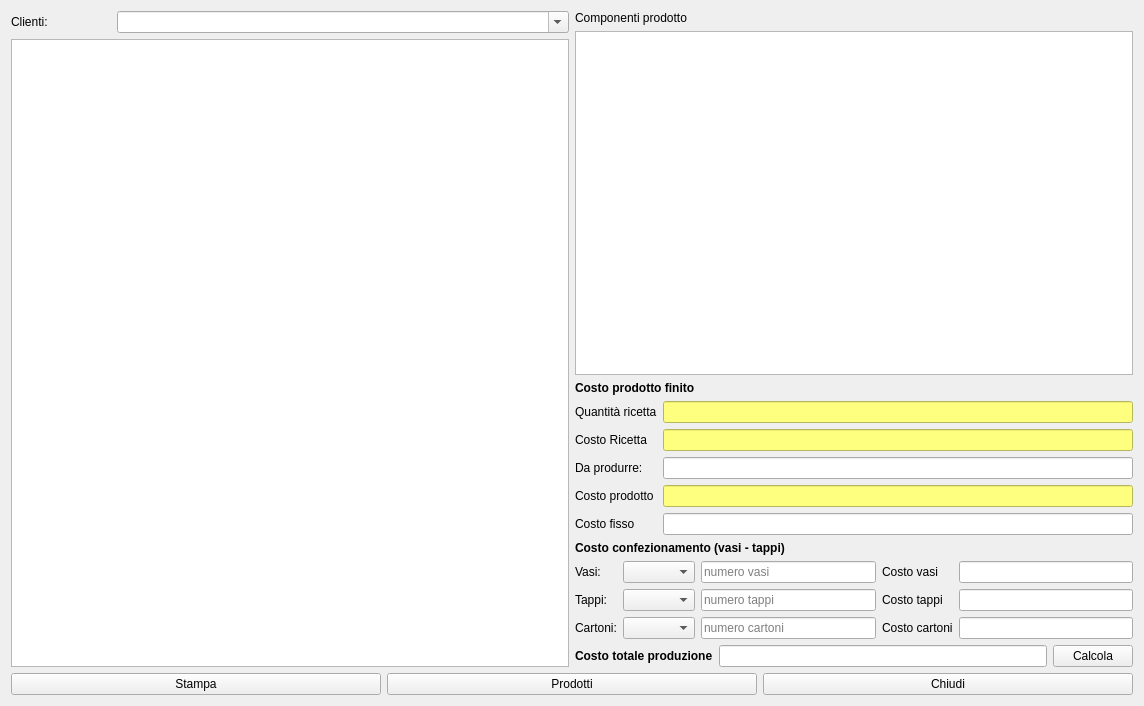
Qt form hcalcost.ui (fblabs/hamlet-mod-sancon) before a commit.
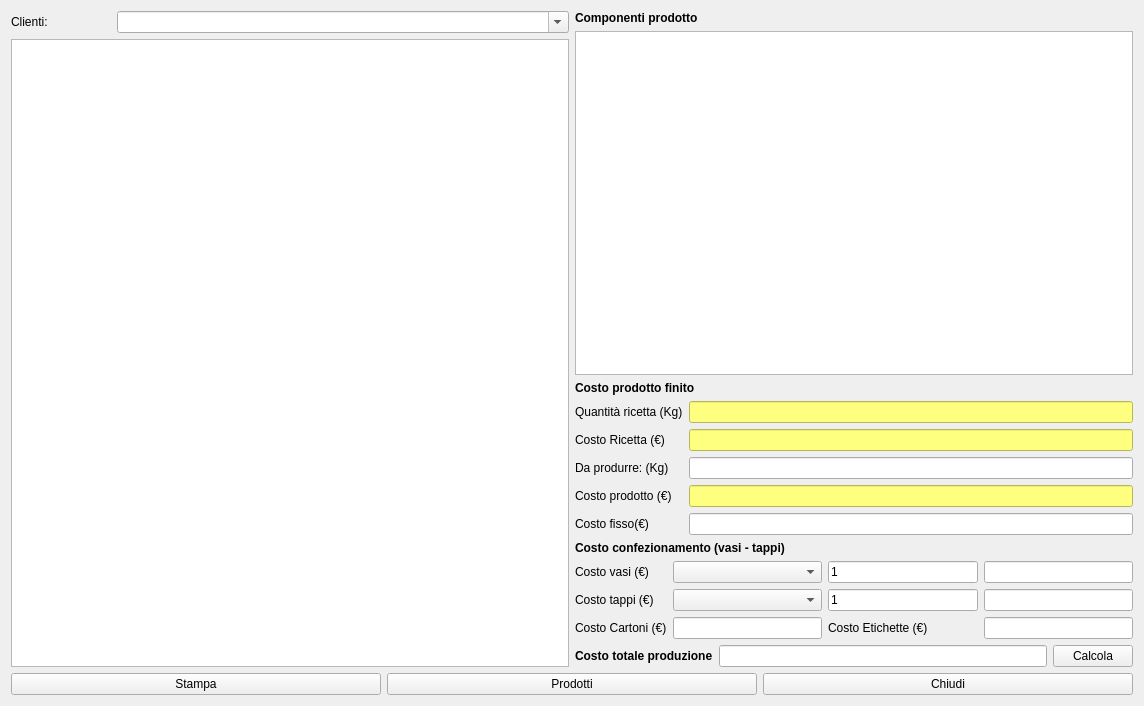
The same form after that commit. Icons and pictures are not drawn.

The edit to the form file:
```diff
--- a/hcalcost.ui
+++ b/hcalcost.ui
@@ -64,14 +64,18 @@
       <layout class="QVBoxLayout" name="verticalLayout_4">
        <item>
         <widget class="QLabel" name="label_15">
+         <property name="font">
+          <font>
+           <weight>75</weight>
+           <bold>true</bold>
+          </font>
+         </property>
          <property name="text">
           <string>Componenti prodotto </string>
          </property>
         </widget>
        </item>
        <item>
-        <layout class="QVBoxLayout" name="verticalLayout_3">
-         <item>
           <widget class="QTableView" name="tvComponenti">
            <property name="editTriggers">
             <set>QAbstractItemView::NoEditTriggers</set>
@@ -97,6 +101,8 @@
           </widget>
          </item>
          <item>
+        <layout class="QVBoxLayout" name="verticalLayout_2">
+         <item>
           <widget class="QLabel" name="label_14">
            <property name="font">
             <font>
@@ -110,11 +116,11 @@
           </widget>
          </item>
          <item>
-          <layout class="QFormLayout" name="formLayout">
+          <layout class="QGridLayout" name="gridLayout_2">
            <item row="0" column="0">
             <widget class="QLabel" name="label_10">
              <property name="text">
-              <string>Quantità ricetta</string>
+              <string>Quantità ricetta (Kg)</string>
              </property>
             </widget>
            </item>
@@ -131,7 +137,7 @@
            <item row="1" column="0">
             <widget class="QLabel" name="label_2">
              <property name="text">
-              <string>Costo Ricetta</string>
+              <string>Costo Ricetta (€)</string>
              </property>
             </widget>
            </item>
@@ -145,46 +151,46 @@
              </property>
             </widget>
            </item>
-           <item row="3" column="0">
+           <item row="2" column="0">
             <widget class="QLabel" name="label_11">
              <property name="text">
-              <string>Da produrre:</string>
+              <string>Da produrre: (Kg)</string>
              </property>
             </widget>
            </item>
-           <item row="3" column="1">
+           <item row="2" column="1">
             <widget class="QLineEdit" name="leDaprodurre"/>
            </item>
-           <item row="6" column="0">
-            <widget class="QLabel" name="label_16">
-             <property name="text">
-              <string>Costo fisso</string>
-             </property>
-            </widget>
-           </item>
-           <item row="6" column="1">
-            <widget class="QLineEdit" name="leCostoFisso"/>
-           </item>
-           <item row="4" column="0">
+           <item row="3" column="0">
             <widget class="QLabel" name="label_12">
              <property name="text">
-              <string>Costo prodotto</string>
+              <string>Costo prodotto (€)</string>
              </property>
             </widget>
            </item>
-           <item row="4" column="1">
+           <item row="3" column="1">
             <widget class="QLineEdit" name="leCostoProduzione">
              <property name="styleSheet">
               <string notr="true">background-color: rgb(255, 255, 127);</string>
              </property>
             </widget>
            </item>
+           <item row="4" column="0">
+            <widget class="QLabel" name="label_16">
+             <property name="text">
+              <string>Costo fisso(€)</string>
+             </property>
+            </widget>
+           </item>
+           <item row="4" column="1">
+            <widget class="QLineEdit" name="leCostoFisso"/>
+           </item>
           </layout>
          </item>
         </layout>
        </item>
        <item>
-        <layout class="QVBoxLayout" name="verticalLayout_2">
+        <layout class="QVBoxLayout" name="verticalLayout_3">
          <item>
           <widget class="QLabel" name="label_3">
            <property name="font">
@@ -200,17 +206,10 @@
          </item>
          <item>
           <layout class="QGridLayout" name="gridLayout">
-           <item row="0" column="3">
+           <item row="0" column="0">
             <widget class="QLabel" name="label_7">
              <property name="text">
-              <string>Costo vasi</string>
-             </property>
-            </widget>
-           </item>
-           <item row="1" column="0">
-            <widget class="QLabel" name="label_5">
-             <property name="text">
-              <string>Tappi:</string>
+              <string>Costo vasi (€)</string>
              </property>
             </widget>
            </item>
@@ -219,55 +218,25 @@
            </item>
            <item row="1" column="2">
             <widget class="QLineEdit" name="leQtTappi">
+             <property name="text">
+              <string>1</string>
+             </property>
              <property name="placeholderText">
               <string>numero tappi</string>
              </property>
             </widget>
            </item>
-           <item row="1" column="3">
+           <item row="1" column="0">
             <widget class="QLabel" name="label_8">
              <property name="text">
-              <string>Costo tappi</string>
+              <string>Costo tappi (€)</string>
              </property>
             </widget>
            </item>
-           <item row="1" column="4">
-            <widget class="QLineEdit" name="leCostoTappi"/>
-           </item>
            <item row="2" column="0">
             <widget class="QLabel" name="label_6">
              <property name="text">
-              <string>Cartoni:</string>
-             </property>
-            </widget>
-           </item>
-           <item row="2" column="1">
-            <widget class="QComboBox" name="cbCartoni"/>
-           </item>
-           <item row="2" column="2">
-            <widget class="QLineEdit" name="leQtCartoni">
-             <property name="placeholderText">
-              <string>numero cartoni</string>
-             </property>
-            </widget>
-           </item>
-           <item row="2" column="3">
-            <widget class="QLabel" name="label_9">
-             <property name="text">
-              <string>Costo cartoni</string>
-             </property>
-            </widget>
-           </item>
-           <item row="2" column="4">
-            <widget class="QLineEdit" name="leCostoCartoni"/>
-           </item>
-           <item row="0" column="4">
-            <widget class="QLineEdit" name="leCostoVasi"/>
-           </item>
-           <item row="0" column="0">
-            <widget class="QLabel" name="label_4">
-             <property name="text">
-              <string>Vasi:</string>
+              <string>Costo Cartoni (€)</string>
              </property>
             </widget>
            </item>
@@ -276,11 +245,39 @@
            </item>
            <item row="0" column="2">
             <widget class="QLineEdit" name="leQtVasi">
+             <property name="text">
+              <string>1</string>
+             </property>
              <property name="placeholderText">
               <string>numero vasi</string>
              </property>
             </widget>
            </item>
+           <item row="2" column="1">
+            <widget class="QLineEdit" name="leCostoCartoni">
+             <property name="placeholderText">
+              <string/>
+             </property>
+            </widget>
+           </item>
+           <item row="2" column="2">
+            <widget class="QLabel" name="label_9">
+             <property name="text">
+              <string>Costo Etichette (€)</string>
+             </property>
+            </widget>
+           </item>
+           <item row="0" column="3">
+            <widget class="QLineEdit" name="leCostoVasi"/>
+           </item>
+           <item row="1" column="3">
+            <widget class="QLineEdit" name="leCostoTappi"/>
+           </item>
+           <item row="2" column="3">
+            <widget class="QLineEdit" name="leCostoEtichette"/>
+           </item>
+          </layout>
+         </item>
           </layout>
          </item>
          <item>
@@ -307,8 +304,6 @@
               <string>Calcola</string>
              </property>
             </widget>
-           </item>
-          </layout>
          </item>
         </layout>
        </item>
```
Lines whose indentation alone changed are shown as unchanged.
